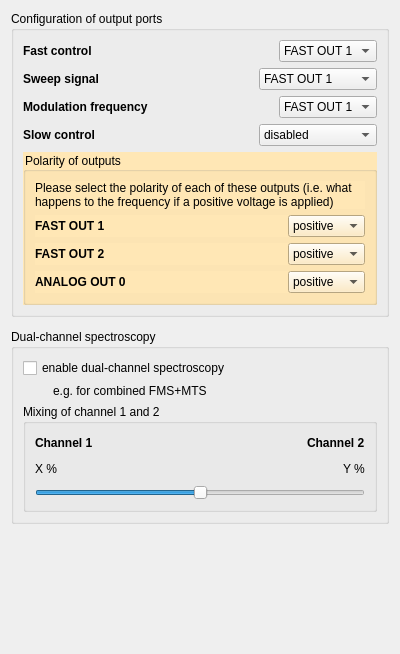
Old version of the form linien/gui/ui/general_panel.ui in the repository linien-org/linien.
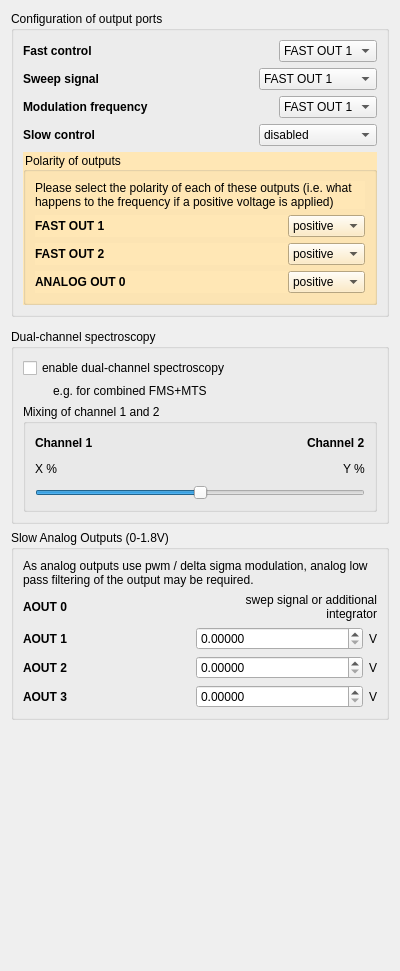
New version of the form.

Commit message: add control over analog_out{1-3} #92

```diff
--- a/linien/gui/ui/general_panel.ui
+++ b/linien/gui/ui/general_panel.ui
@@ -7,7 +7,7 @@
     <x>0</x>
     <y>0</y>
     <width>400</width>
-    <height>654</height>
+    <height>971</height>
    </rect>
   </property>
   <property name="windowTitle">
@@ -503,6 +503,190 @@
      </layout>
     </widget>
    </item>
+   <item>
+    <widget class="QGroupBox" name="groupBox">
+     <property name="title">
+      <string>Slow Analog Outputs (0-1.8V)</string>
+     </property>
+     <layout class="QVBoxLayout" name="verticalLayout_2">
+      <item>
+       <widget class="QLabel" name="label_20">
+        <property name="text">
+         <string>As analog outputs use pwm / delta sigma modulation, analog low pass filtering of the output may be required.</string>
+        </property>
+        <property name="wordWrap">
+         <bool>true</bool>
+        </property>
+       </widget>
+      </item>
+      <item>
+       <layout class="QHBoxLayout" name="horizontalLayout_5">
+        <item>
+         <widget class="QLabel" name="label_18">
+          <property name="font">
+           <font>
+            <weight>75</weight>
+            <bold>true</bold>
+           </font>
+          </property>
+          <property name="text">
+           <string>AOUT 0</string>
+          </property>
+         </widget>
+        </item>
+        <item>
+         <widget class="QLabel" name="label_19">
+          <property name="sizePolicy">
+           <sizepolicy hsizetype="Fixed" vsizetype="Preferred">
+            <horstretch>0</horstretch>
+            <verstretch>0</verstretch>
+           </sizepolicy>
+          </property>
+          <property name="text">
+           <string>swep signal or additional integrator</string>
+          </property>
+          <property name="alignment">
+           <set>Qt::AlignRight|Qt::AlignTrailing|Qt::AlignVCenter</set>
+          </property>
+          <property name="wordWrap">
+           <bool>true</bool>
+          </property>
+         </widget>
+        </item>
+       </layout>
+      </item>
+      <item>
+       <layout class="QHBoxLayout" name="horizontalLayout_3">
+        <item>
+         <widget class="QLabel" name="label_13">
+          <property name="font">
+           <font>
+            <weight>75</weight>
+            <bold>true</bold>
+           </font>
+          </property>
+          <property name="text">
+           <string>AOUT 1</string>
+          </property>
+         </widget>
+        </item>
+        <item>
+         <widget class="QDoubleSpinBox" name="analog_out_1">
+          <property name="decimals">
+           <number>5</number>
+          </property>
+          <property name="maximum">
+           <double>1.800000000000000</double>
+          </property>
+          <property name="stepType">
+           <enum>QAbstractSpinBox::AdaptiveDecimalStepType</enum>
+          </property>
+         </widget>
+        </item>
+        <item>
+         <widget class="QLabel" name="label_14">
+          <property name="sizePolicy">
+           <sizepolicy hsizetype="Fixed" vsizetype="Preferred">
+            <horstretch>0</horstretch>
+            <verstretch>0</verstretch>
+           </sizepolicy>
+          </property>
+          <property name="text">
+           <string>V</string>
+          </property>
+         </widget>
+        </item>
+       </layout>
+      </item>
+      <item>
+       <layout class="QHBoxLayout" name="horizontalLayout_2">
+        <item>
+         <widget class="QLabel" name="label_10">
+          <property name="font">
+           <font>
+            <weight>75</weight>
+            <bold>true</bold>
+           </font>
+          </property>
+          <property name="text">
+           <string>AOUT 2</string>
+          </property>
+         </widget>
+        </item>
+        <item>
+         <widget class="QDoubleSpinBox" name="analog_out_2">
+          <property name="decimals">
+           <number>5</number>
+          </property>
+          <property name="maximum">
+           <double>1.800000000000000</double>
+          </property>
+          <property name="stepType">
+           <enum>QAbstractSpinBox::AdaptiveDecimalStepType</enum>
+          </property>
+         </widget>
+        </item>
+        <item>
+         <widget class="QLabel" name="label_12">
+          <property name="sizePolicy">
+           <sizepolicy hsizetype="Fixed" vsizetype="Preferred">
+            <horstretch>0</horstretch>
+            <verstretch>0</verstretch>
+           </sizepolicy>
+          </property>
+          <property name="text">
+           <string>V</string>
+          </property>
+         </widget>
+        </item>
+       </layout>
+      </item>
+      <item>
+       <layout class="QHBoxLayout" name="horizontalLayout">
+        <item>
+         <widget class="QLabel" name="label_5">
+          <property name="font">
+           <font>
+            <weight>75</weight>
+            <bold>true</bold>
+           </font>
+          </property>
+          <property name="text">
+           <string>AOUT 3</string>
+          </property>
+         </widget>
+        </item>
+        <item>
+         <widget class="QDoubleSpinBox" name="analog_out_3">
+          <property name="decimals">
+           <number>5</number>
+          </property>
+          <property name="maximum">
+           <double>1.800000000000000</double>
+          </property>
+          <property name="stepType">
+           <enum>QAbstractSpinBox::AdaptiveDecimalStepType</enum>
+          </property>
+         </widget>
+        </item>
+        <item>
+         <widget class="QLabel" name="label">
+          <property name="sizePolicy">
+           <sizepolicy hsizetype="Fixed" vsizetype="Preferred">
+            <horstretch>0</horstretch>
+            <verstretch>0</verstretch>
+           </sizepolicy>
+          </property>
+          <property name="text">
+           <string>V</string>
+          </property>
+         </widget>
+        </item>
+       </layout>
+      </item>
+     </layout>
+    </widget>
+   </item>
    <item>
     <spacer name="verticalSpacer_2">
      <property name="orientation">
```
The commit also changes 7 other files.
